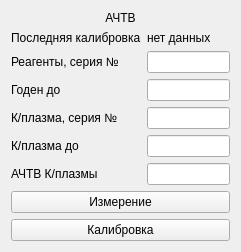
This is choisedialog/ko2.ui in krang4d/Agrekola as Qt 5 draws it before an edit. The edited form follows.
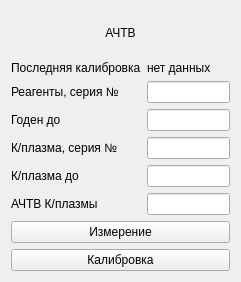
This is the edited form.

Diff of the .ui file:
```diff
--- a/choisedialog/ko2.ui
+++ b/choisedialog/ko2.ui
@@ -7,7 +7,7 @@
     <x>0</x>
     <y>0</y>
     <width>241</width>
-    <height>240</height>
+    <height>282</height>
    </rect>
   </property>
   <property name="windowTitle">
```
Left out of the diff: 34 changed lines with no effect on the pictures.
